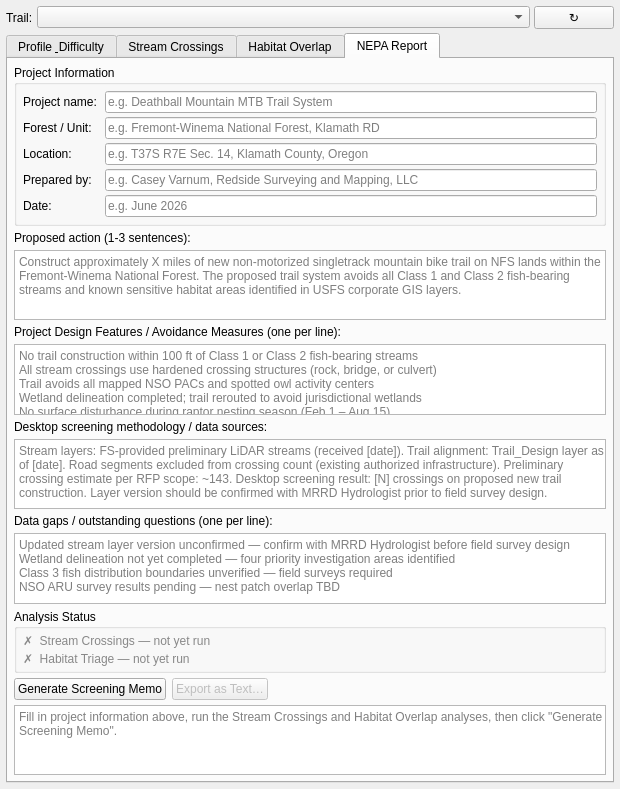
Before: the Qt Designer form MTBDesignToolsNEPA_dockwidget_base.ui in casey205/MTBDesignTools_NEPA, drawn with Qt 5.
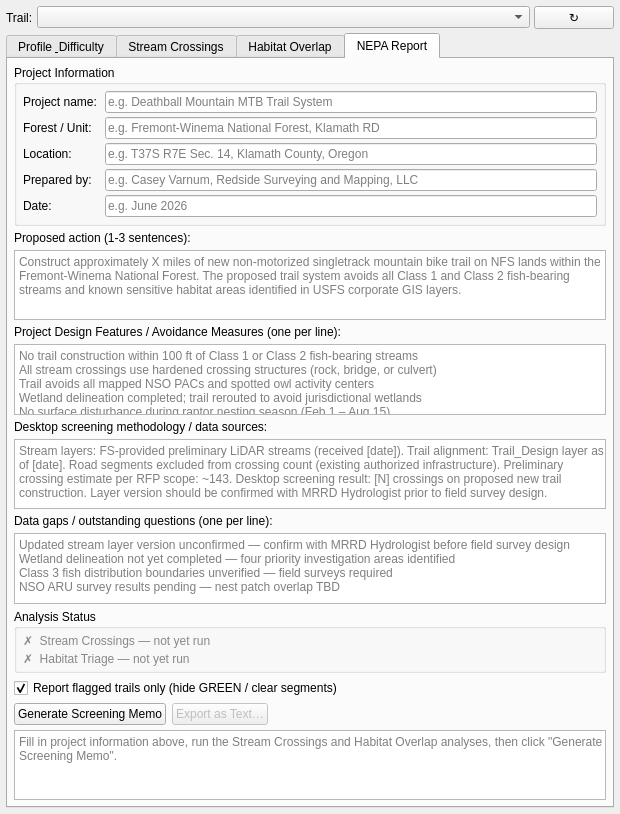
After: the same form once the commit is applied. The open tabs and pages were chosen to show the change.

Commit message: feat: add flagged-trails-only checkbox to memo report (Section 5)

Patch:
```diff
--- a/MTBDesignToolsNEPA_dockwidget_base.ui
+++ b/MTBDesignToolsNEPA_dockwidget_base.ui
@@ -1225,6 +1225,22 @@
          </widget>
         </item>
 
+        <!-- Memo detail level toggle -->
+        <item>
+         <widget class="QCheckBox" name="reportFlaggedOnlyCheck">
+          <property name="text">
+           <string>Report flagged trails only (hide GREEN / clear segments)</string>
+          </property>
+          <property name="toolTip">
+           <string>Checked: Section 5 tables show only RED and YELLOW trail segments — cleaner for FS specialist review.
+Unchecked: all trails listed including GREEN (clear) segments — useful for internal QA or a complete project record.</string>
+          </property>
+          <property name="checked">
+           <bool>true</bool>
+          </property>
+         </widget>
+        </item>
+
         <!-- Generate + Export buttons -->
         <item>
          <layout class="QHBoxLayout" name="reportButtonRow">
```
The commit also changes 1 other file.
